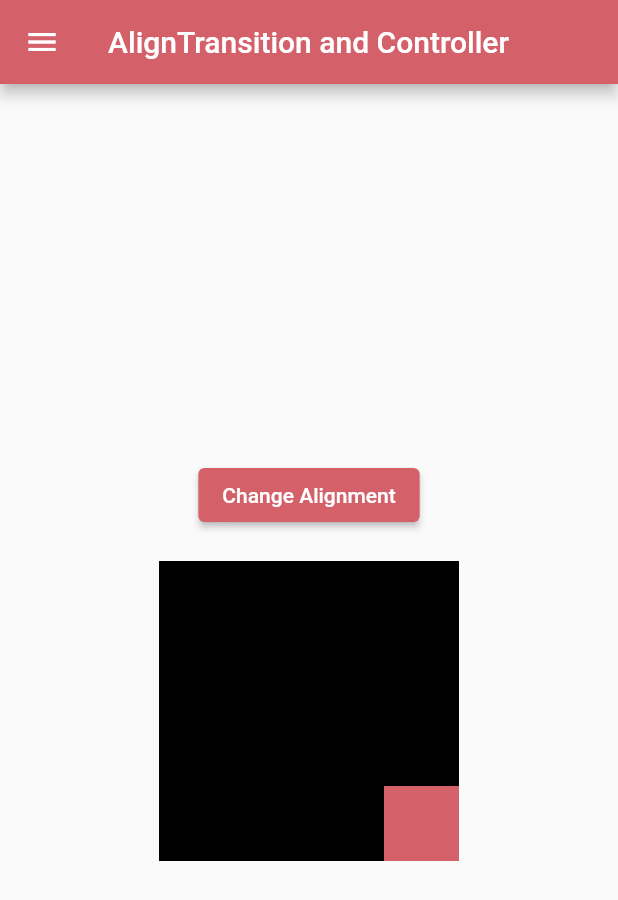
After one commit to BasakK6/flutter_animations, a Flutter app: the AlignmentChangePage screen opened directly, on a phone screen of 412 x 824 dp. The commit adds this screen. Shown: the top 900 px of the screen. Run offline on Flutter 3.47's test engine with Material 2 defaults, Android fonts, the phone set to English and light mode, and no system bars.

Commit message:
feature: added explicit animation examples

```diff
--- /dev/null
+++ b/lib/features/explicit_animations/alignment_change_page.dart
@@ -0,0 +1,80 @@
+import 'package:flutter/material.dart';
+import 'package:flutter_animations/app_drawer.dart';
+import 'package:flutter_animations/core/duration_items.dart';
+
+class AlignmentChangePage extends StatefulWidget {
+  const AlignmentChangePage({Key? key}) : super(key: key);
+
+  @override
+  State<AlignmentChangePage> createState() => _AlignmentChangePageState();
+}
+
+class _AlignmentChangePageState extends State<AlignmentChangePage>
+    with SingleTickerProviderStateMixin {
+  late AnimationController _controller;
+  late final Tween<AlignmentGeometry> _alignmentTween;
+
+  @override
+  void initState() {
+    super.initState();
+    _alignmentTween = Tween<AlignmentGeometry>(
+      begin: Alignment.topLeft,
+      end: Alignment.bottomRight,
+    );
+    _controller = AnimationController(
+      vsync: this,
+      duration: const DurationItems.durationLow(),
+    );
+
+    _controller.forward();
+  }
+
+  @override
+  void dispose() {
+    _controller.dispose();
+    super.dispose();
+  }
+
+  @override
+  Widget build(BuildContext context) {
+    return Scaffold(
+      appBar: AppBar(
+        title: const Text("AlignTransition and Controller"),
+      ),
+      drawer: const AppDrawer(),
+      body: Center(
+        child: Column(
+          mainAxisAlignment: MainAxisAlignment.center,
+          children: [
+            ElevatedButton(
+              onPressed: () {
+                setState(() {
+                  _controller.value == 0
+                      ? _controller.animateTo(1)
+                      : _controller.animateTo(0);
+                });
+              },
+              child: const Text("Change Alignment"),
+            ),
+            const SizedBox(
+              height: 20,
+            ),
+            Container(
+              color: Colors.black,
+              width: 200,
+              height: 200,
+              child: AlignTransition(
+                alignment: _alignmentTween.animate(_controller),
+                child: Container(
+                  color: const Color(0xFFD4606A),
+                  width: 50,
+                  height: 50,
+                ),
+              ),
+            )
+          ],
+        ),
+      ),
+    );
+  }
+}
--- /dev/null
+++ b/lib/features/explicit_animations/size_change_page.dart
@@ -0,0 +1,63 @@
+import 'package:flutter/material.dart';
+import 'package:flutter_animations/app_drawer.dart';
+import 'package:flutter_animations/core/duration_items.dart';
+
+class SizeChangePage extends StatefulWidget {
+  const SizeChangePage({Key? key}) : super(key: key);
+
+  @override
+  State<SizeChangePage> createState() => _SizeChangePageState();
+}
+
+class _SizeChangePageState extends State<SizeChangePage>
+    with SingleTickerProviderStateMixin {
+  late AnimationController _controller;
+
+  @override
+  void initState() {
+    super.initState();
+    _controller = AnimationController(
+      vsync: this,
+      duration: const DurationItems.durationLow(),
+    );
+
+    _controller.forward();
+  }
+
+  @override
+  void dispose() {
+    _controller.dispose();
+    super.dispose();
+  }
+
+  @override
+  Widget build(BuildContext context) {
+    return Scaffold(
+      appBar: AppBar(
+        title: const Text("ScaleTransition and Controller"),
+      ),
+      drawer: const AppDrawer(),
+      body: Center(
+        child: Column(
+          mainAxisAlignment: MainAxisAlignment.center,
+          children: [
+            ElevatedButton(
+              onPressed: () {
+                setState(() {
+                  _controller.value == 0
+                      ? _controller.animateTo(1)
+                      : _controller.animateTo(0);
+                });
+              },
+              child: const Text("Change the Size"),
+            ),
+            const SizedBox(
+              height: 20,
+            ),
+            ScaleTransition(scale:_controller, child: const Icon(Icons.favorite, size: 200)),
+          ],
+        ),
+      ),
+    );
+  }
+}
```
Also changed, not shown: lib/app_drawer.dart (+54 -3 lines), lib/features/explicit_animations/animated_icon_page.dart (added, +64 -0 lines), lib/features/explicit_animations/vertical_movement_page.dart (added, +55 -0 lines).
